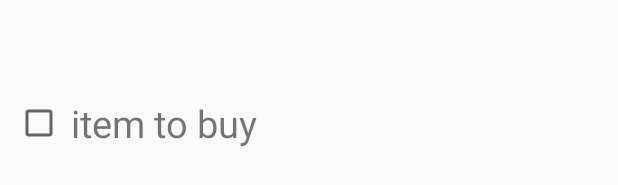
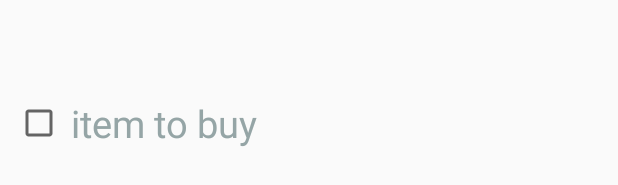
Before and after one commit to aleksandranowominska/Shopping-List, an Android app: the layout single_deleted_item_cell.xml on its own in the app's theme, with its tools: preview values and no code run, on a phone screen of 412 x 824 dp. Shown: the part 495-680 px from the top of the screen. Run offline under Robolectric (Android 15) with nearby library versions, the phone set to English and light mode, and no system bars.

Commit message:
deleted items - strike and color text

```diff
--- a/app/src/main/java/pl/ola/extrashoppinglist/DoneListArrayAdapter.java
+++ b/app/src/main/java/pl/ola/extrashoppinglist/DoneListArrayAdapter.java
@@ -4,6 +4,7 @@ import android.app.AlarmManager;
 import android.app.PendingIntent;
 import android.content.Context;
 import android.content.Intent;
+import android.graphics.Paint;
 import android.media.MediaPlayer;
 import android.support.annotation.NonNull;
 import android.support.annotation.Nullable;
@@ -46,6 +47,7 @@ public class DoneListArrayAdapter extends ArrayAdapter {
 
 
         itemNameTextView.setText(deletedItem.itemName);
+        itemNameTextView.setPaintFlags(itemNameTextView.getPaintFlags() | Paint.STRIKE_THRU_TEXT_FLAG);
         // check box
         deleteItemCheckbox.setOnCheckedChangeListener(null);
         deleteItemCheckbox.setChecked(false);
--- a/app/src/main/res/layout/single_deleted_item_cell.xml
+++ b/app/src/main/res/layout/single_deleted_item_cell.xml
@@ -21,6 +21,7 @@
         android:focusable="false"
         android:focusableInTouchMode="false"
         android:text="item to buy"
+        android:textColor="#95a5a6"
         android:textSize="25dp"/>
 
 </RelativeLayout>
```
